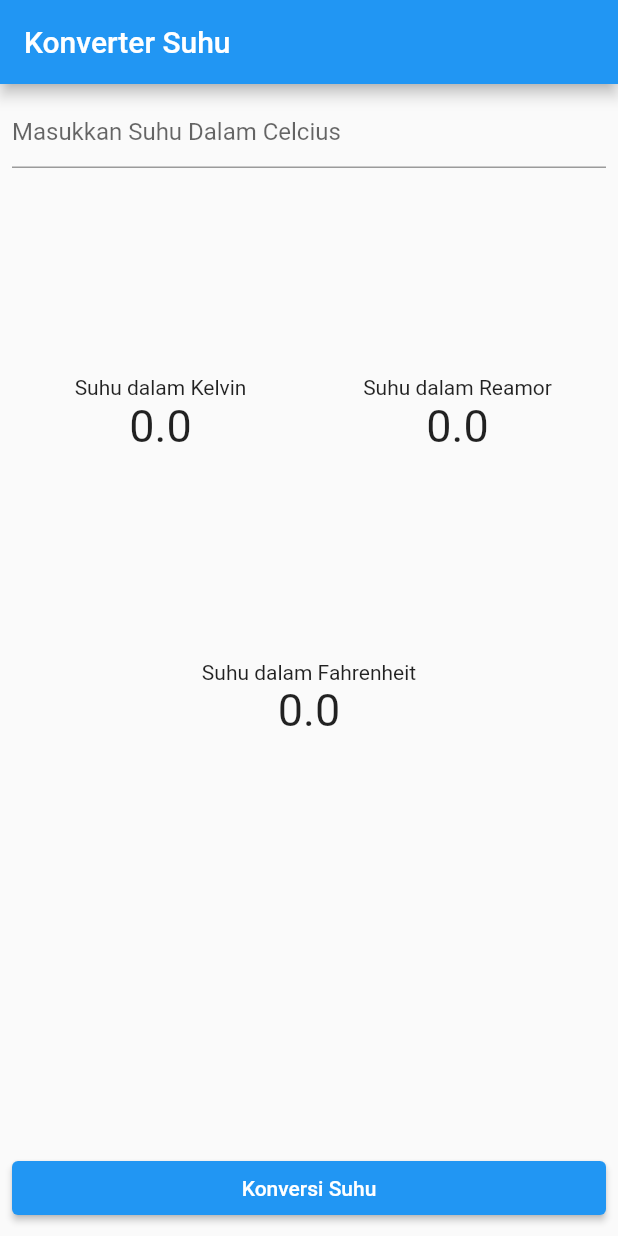
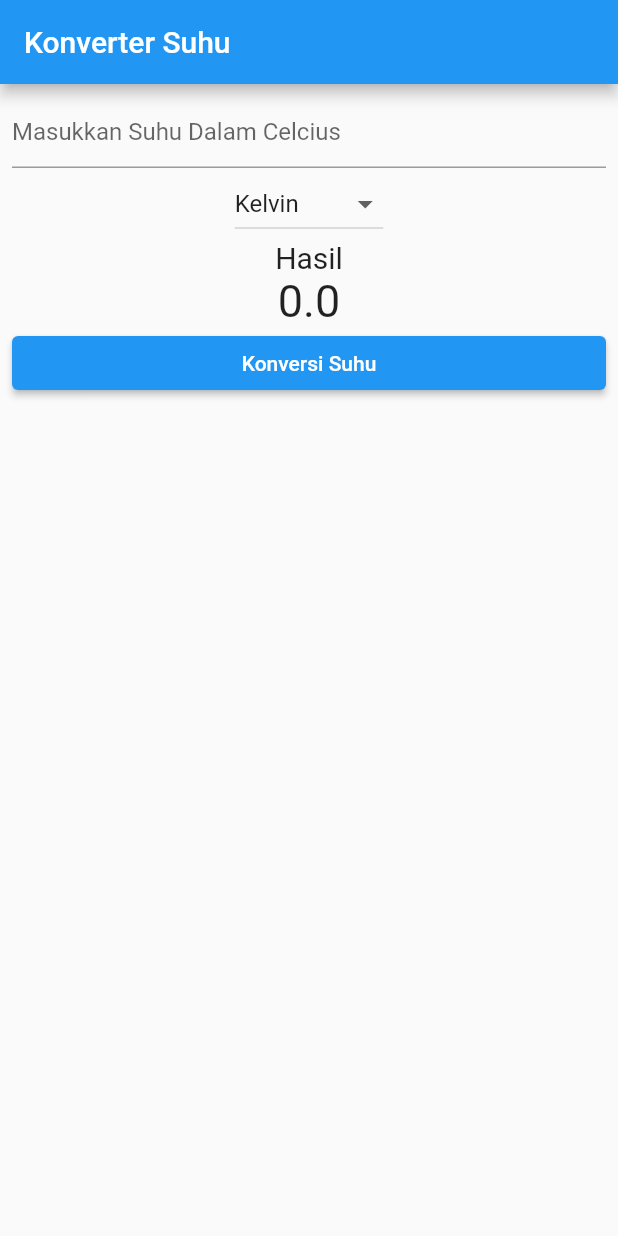
Before and after one commit to RosisHudaya/flutter_suhu, a Flutter app: the screen it shows after launch, after a tap on "Konversi Suhu", on a phone screen of 412 x 824 dp. Run offline on Flutter 3.47's test engine with Material 2 defaults, Android fonts, the phone set to English and light mode, and no system bars.

Commit message:
Dropdown suhu

```diff
--- a/lib/main.dart
+++ b/lib/main.dart
@@ -40,9 +40,28 @@ class _MyAppState extends State<MyApp> {
   }
 
   // Variabel berubah
-  double _kelvin = 0;
-  double _reamor = 0;
-  double _fahrenheit = 0;
+  double _result = 0;
+  var listSuhu = ["Kelvin", "Reamor", "Fahrenheit"];
+  var selectedSuhu = "Kelvin";
+  String? selectedValue;
+
+  konverterSuhu() {
+    setState(() {
+      if (etInputUser.text.isNotEmpty) {
+        if (selectedSuhu == "Kelvin") {
+          _result = printKelvin(double.parse(etInputUser.text));
+        }
+
+        if (selectedSuhu == "Reamor") {
+          _result = printReamor(double.parse(etInputUser.text));
+        }
+
+        if (selectedSuhu == "Fahrenheit") {
+          _result = printFahrenheit(double.parse(etInputUser.text));
+        }
+      }
+    });
+  }
 
   @override
   Widget build(BuildContext context) {
@@ -71,56 +90,29 @@ class _MyAppState extends State<MyApp> {
                   hintText: 'Masukkan Suhu Dalam Celcius',
                 ),
               ),
-              Expanded(
-                child: Row(
-                  mainAxisAlignment: MainAxisAlignment.spaceEvenly,
-                  children: [
-                    Expanded(
-                      child: Column(
-                        mainAxisAlignment: MainAxisAlignment.center,
-                        children: [
-                          const Text('Suhu dalam Kelvin'),
-                          Text(
-                            '$_kelvin',
-                            style: const TextStyle(
-                              fontSize: 30,
-                              fontWeight: FontWeight.normal,
-                            ),
-                          ),
-                        ],
-                      ),
-                    ),
-                    Expanded(
-                      child: Column(
-                        mainAxisAlignment: MainAxisAlignment.center,
-                        children: [
-                          const Text('Suhu dalam Reamor'),
-                          Text(
-                            '$_reamor',
-                            style: const TextStyle(
-                              fontSize: 30,
-                              fontWeight: FontWeight.normal,
-                            ),
-                          ),
-                        ],
-                      ),
-                    ),
-                  ],
+              DropdownButton(
+                  value: selectedSuhu,
+                  items: listSuhu.map((String listSuhu) {
+                    return DropdownMenuItem(
+                      value: listSuhu,
+                      child: Text(listSuhu),
+                    );
+                  }).toList(),
+                  onChanged: (String? newValue) {
+                    setState(() {
+                      selectedSuhu = newValue!;
+                    });
+                  }),
+              const Text(
+                'Hasil',
+                style: TextStyle(
+                  fontSize: 20,
                 ),
               ),
-              Expanded(
-                child: Column(
-                  mainAxisAlignment: MainAxisAlignment.start,
-                  children: [
-                    const Text('Suhu dalam Fahrenheit'),
-                    Text(
-                      '$_fahrenheit',
-                      style: const TextStyle(
-                        fontSize: 30,
-                        fontWeight: FontWeight.normal,
-                      ),
-                    ),
-                  ],
+              Text(
+                '$_result',
+                style: const TextStyle(
+                  fontSize: 30,
                 ),
               ),
               Column(
@@ -129,16 +121,7 @@ class _MyAppState extends State<MyApp> {
                     width: double.infinity,
                     child: ElevatedButton(
                       onPressed: () {
-                        setState(() {
-                          if (etInputUser.text.isNotEmpty) {
-                            _kelvin =
-                                printKelvin(double.parse(etInputUser.text));
-                            _reamor =
-                                printReamor(double.parse(etInputUser.text));
-                            _fahrenheit =
-                                printFahrenheit(double.parse(etInputUser.text));
-                          }
-                        });
+                        konverterSuhu();
                       },
                       child: const Text('Konversi Suhu'),
                     ),
```
